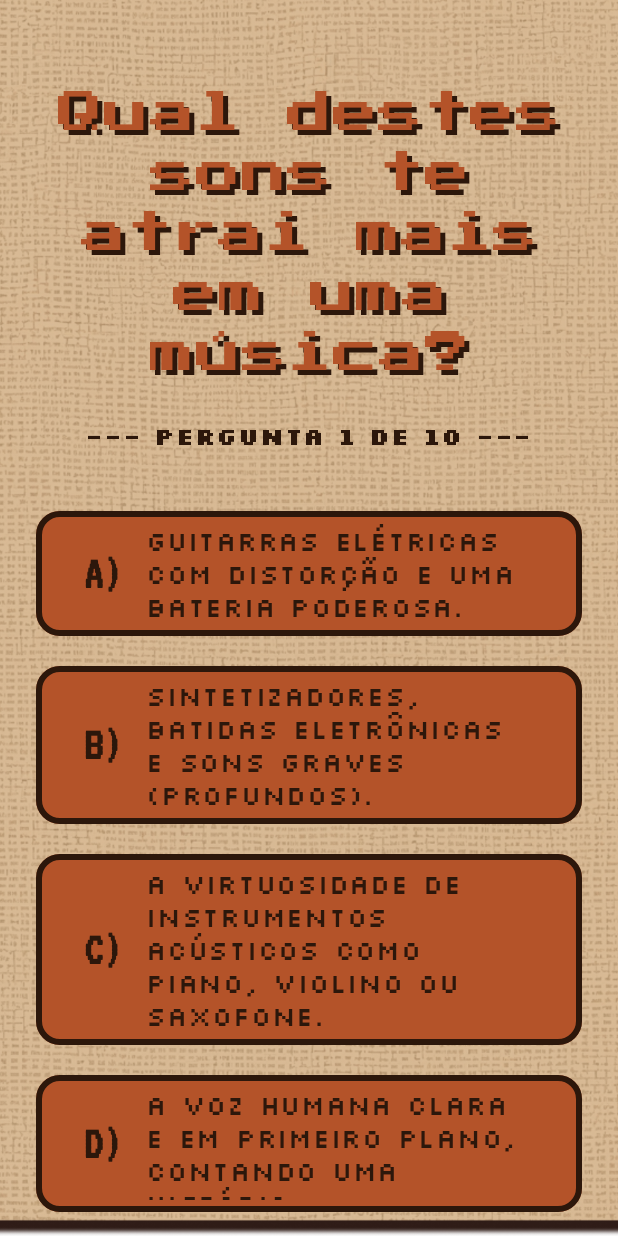
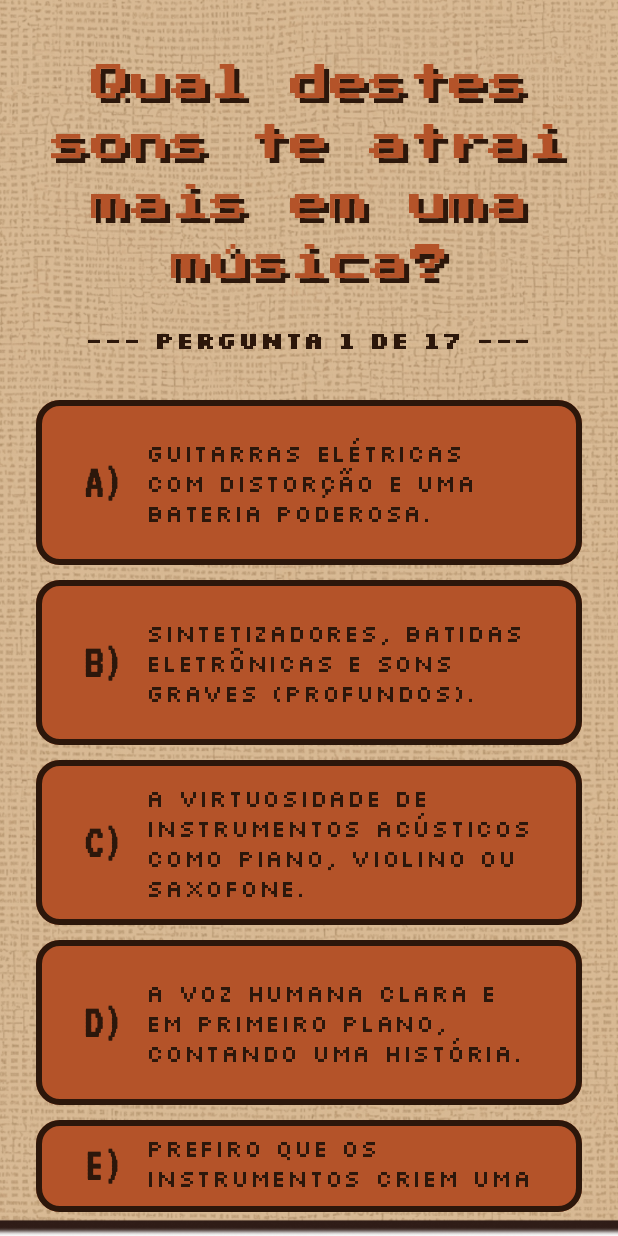
Before and after one commit to Leovical/soundmatch-game, an Android app built with Jetpack Compose: the screen it shows after launch (MainActivity), after a tap on "INICIAR QUIZ", on a phone screen of 412 x 824 dp. Run offline under Robolectric (Android 15) with nearby library versions, the phone set to English and light mode, and no system bars.

Commit message:
questions's screens done

```diff
--- a/project/app/src/main/java/com/example/soundmatch/MainActivity.kt
+++ b/project/app/src/main/java/com/example/soundmatch/MainActivity.kt
@@ -8,6 +8,7 @@ import androidx.compose.ui.graphics.Color
 import androidx.navigation.compose.NavHost
 import androidx.navigation.compose.composable
 import androidx.navigation.compose.rememberNavController
+import com.example.soundmatch.data.allQuestions
 import com.example.soundmatch.screens.MenuScreen
 import com.example.soundmatch.screens.QuizScreen
 import com.example.soundmatch.ui.theme.SoundMatchTheme
@@ -28,20 +29,39 @@ class MainActivity : ComponentActivity() {
 
 @Composable
 fun AppNavigation() {
-    val navController = rememberNavController() // controller
+    val navController = rememberNavController()
 
-    // container
     NavHost(navController = navController, startDestination = "menu") {
-        // menu table
         composable("menu") {
             MenuScreen(onNavigateToQuiz = {
-                navController.navigate("quiz")
+                navController.navigate("quiz/1")
             })
         }
 
-        // quiz screen
-        composable("quiz") {
-            QuizScreen()
+
+        composable("quiz/{questionId}") { backStackEntry ->
+            val questionId = backStackEntry.arguments?.getString("questionId")?.toIntOrNull() ?: 1
+
+            val question = allQuestions.find { it.id == questionId }
+
+            if (question != null) {
+                val nextQuestionId = questionId + 1
+
+                QuizScreen(
+                    question = question,
+                    questionNumber = question.id,
+                    totalQuestions = allQuestions.size,
+                    onAnswerSelected = { answerIndex ->
+
+                        if (nextQuestionId > allQuestions.size) {
+                        } else {
+                            navController.navigate("quiz/$nextQuestionId")
+                        }
+                    }
+                )
+            }
         }
+
+        // composable("results") { ResultsScreen() }
     }
 }
--- a/project/app/src/main/java/com/example/soundmatch/data/QuizData.kt
+++ b/project/app/src/main/java/com/example/soundmatch/data/QuizData.kt
@@ -21,13 +21,13 @@ val allQuestions = listOf(
     ),
     Question(
         id = 2,
-        questionText = "Pense no seu jeito ideal de curtir música. Qual destes cenários te descreve melhor?",
+        questionText = "Qual destes cenários você mais se identifica?",
         answers = listOf(
-            "Em um grande show ou festival, no meio da multidão, sentindo a energia do ambiente.",
-            "Em uma festa ou balada, onde o importante é a batida te fazer mover.",
-            "Em um barzinho ou sarau, com música ao vivo, em um clima mais social e descontraído.",
+            "Um grande show ou festival, no meio da multidão, sentindo a energia do ambiente.",
+            "Uma festa ou balada, onde o importante é a batida te fazer mover.",
+            "Um barzinho ou sarau, com música ao vivo, em um clima mais social e descontraído.",
             "Sozinho(a) em casa, com bons fones de ouvido, para uma imersão total e sem distrações.",
-            "Como um som de fundo agradável para me concentrar, trabalhar ou relaxar."
+            "Um som de fundo agradável para me concentrar, trabalhar ou relaxar."
         )
     ),
     Question(
@@ -43,7 +43,7 @@ val allQuestions = listOf(
     ),
     Question(
         id = 4,
-        questionText = "Imagine que você está descobrindo uma música nova que te vicia. Qual é a principal característica dela?",
+        questionText = "Música nova: o que te chama mais atenção?",
         answers = listOf(
             "A energia contagiante, que me faz querer pular e cantar junto.",
             "A batida (o \"beat\"), forte e marcante, que me faz balançar a cabeça.",
--- a/project/app/src/main/java/com/example/soundmatch/screens/QuizScreen.kt
+++ b/project/app/src/main/java/com/example/soundmatch/screens/QuizScreen.kt
@@ -21,19 +21,19 @@ import com.example.soundmatch.DarkBrownColor
 import com.example.soundmatch.OrangeColor
 import com.example.soundmatch.R
 import com.example.soundmatch.ui.theme.PressStart2PFamily
+import com.example.soundmatch.data.Question
+import androidx.compose.ui.tooling.preview.Preview
+import com.example.soundmatch.data.allQuestions
+import com.example.soundmatch.ui.theme.SoundMatchTheme
 
 // main composable
 @Composable
-fun QuizScreen() {
-    // data example, after ML
-    val questionText = "Qual destes sons te atrai mais em uma música?"
-    val answers = listOf(
-        "Guitarras elétricas com distorção e uma bateria poderosa.",
-        "Sintetizadores, batidas eletrônicas e sons graves (profundos).",
-        "A virtuosidade de instrumentos acústicos como piano, violino ou saxofone.",
-        "A voz humana clara e em primeiro plano, contando uma história."
-    )
-
+fun QuizScreen(
+    question: Question,
+    questionNumber: Int,
+    totalQuestions: Int,
+    onAnswerSelected: (answerIndex: Int) -> Unit
+) {
     Box(modifier = Modifier.fillMaxSize()) {
         Image(
             painter = painterResource(id = R.drawable.background_texture),
@@ -48,46 +48,46 @@ fun QuizScreen() {
                 .padding(horizontal = 24.dp, vertical = 16.dp),
             horizontalAlignment = Alignment.CenterHorizontally
         ) {
-            Spacer(modifier = Modifier.height(40.dp))
+            Spacer(modifier = Modifier.height(20.dp))
 
             // question title
             Box {
                 Text(
-                    text = questionText,
+                    text = question.questionText,
                     fontFamily = PressStart2PFamily,
-                    fontSize = 30.sp,
+                    fontSize = 26.sp,
                     lineHeight = 40.sp,
                     textAlign = TextAlign.Center,
                     color = DarkBrownColor,
                     modifier = Modifier.offset(x = 3.dp, y = 3.dp)
                 )
                 Text(
-                    text = questionText,
+                    text = question.questionText,
                     fontFamily = PressStart2PFamily,
-                    fontSize = 30.sp,
+                    fontSize = 26.sp,
                     lineHeight = 40.sp,
                     textAlign = TextAlign.Center,
                     color = OrangeColor
                 )
             }
 
-            Spacer(modifier = Modifier.height(24.dp))
+            Spacer(modifier = Modifier.height(20.dp))
 
             // question indicator
             Text(
-                text = "--- PERGUNTA 1 DE 10 ---",
+                text = "--- PERGUNTA $questionNumber DE $totalQuestions ---",
                 style = MaterialTheme.typography.bodyLarge,
                 color = DarkBrownColor,
                 fontWeight = FontWeight.Bold
             )
 
-            Spacer(modifier = Modifier.height(40.dp))
+            Spacer(modifier = Modifier.height(30.dp))
 
             // gennerate buttons and the answers
-            answers.forEachIndexed { index, answerText ->
+            question.answers.forEachIndexed { index, answerText ->
                 val option = 'A' + index // 'A', 'B', 'C', ...
-                AnswerButton(option = option, text = answerText, onClick = { /* Lógica da resposta */ })
-                Spacer(modifier = Modifier.height(20.dp))
+                AnswerButton(option = option, text = answerText, onClick = { onAnswerSelected(index) })
+                Spacer(modifier = Modifier.height(10.dp))
             }
         }
     }
@@ -102,7 +102,7 @@ fun AnswerButton(option: Char, text: String, onClick: () -> Unit) {
         colors = ButtonDefaults.buttonColors(containerColor = OrangeColor),
         modifier = Modifier
             .fillMaxWidth()
-            .defaultMinSize(minHeight = 80.dp),
+            .defaultMinSize(minHeight = 110.dp),
         border = BorderStroke(4.dp, DarkBrownColor)
     ) {
         Row(
@@ -123,9 +123,23 @@ fun AnswerButton(option: Char, text: String, onClick: () -> Unit) {
                 text = text,
                 style = MaterialTheme.typography.bodyLarge,
                 color = DarkBrownColor,
-                fontSize = 18.sp,
-                lineHeight = 22.sp,
+                fontSize = 16.sp,
+                lineHeight = 20.sp,
             )
         }
     }
 }
+
+@Preview(showBackground = true)
+@Composable
+fun QuizScreenPreview() {
+    SoundMatchTheme {
+        val firstQuestion = allQuestions.first()
+        QuizScreen(
+            question = firstQuestion,
+            questionNumber = 1,
+            totalQuestions = allQuestions.size,
+            onAnswerSelected = {}
+        )
+    }
+}
```
